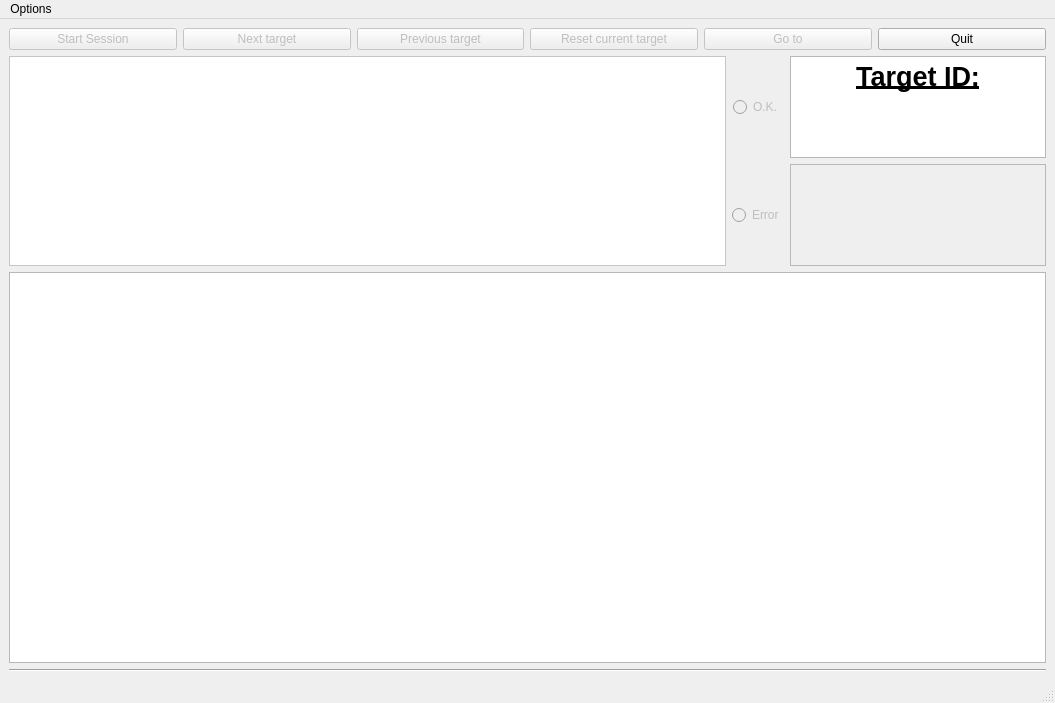
This is wacom_recorder/recorder_ui.ui in drordotan/writracker as Qt 5 draws it before an edit. The edited form follows.
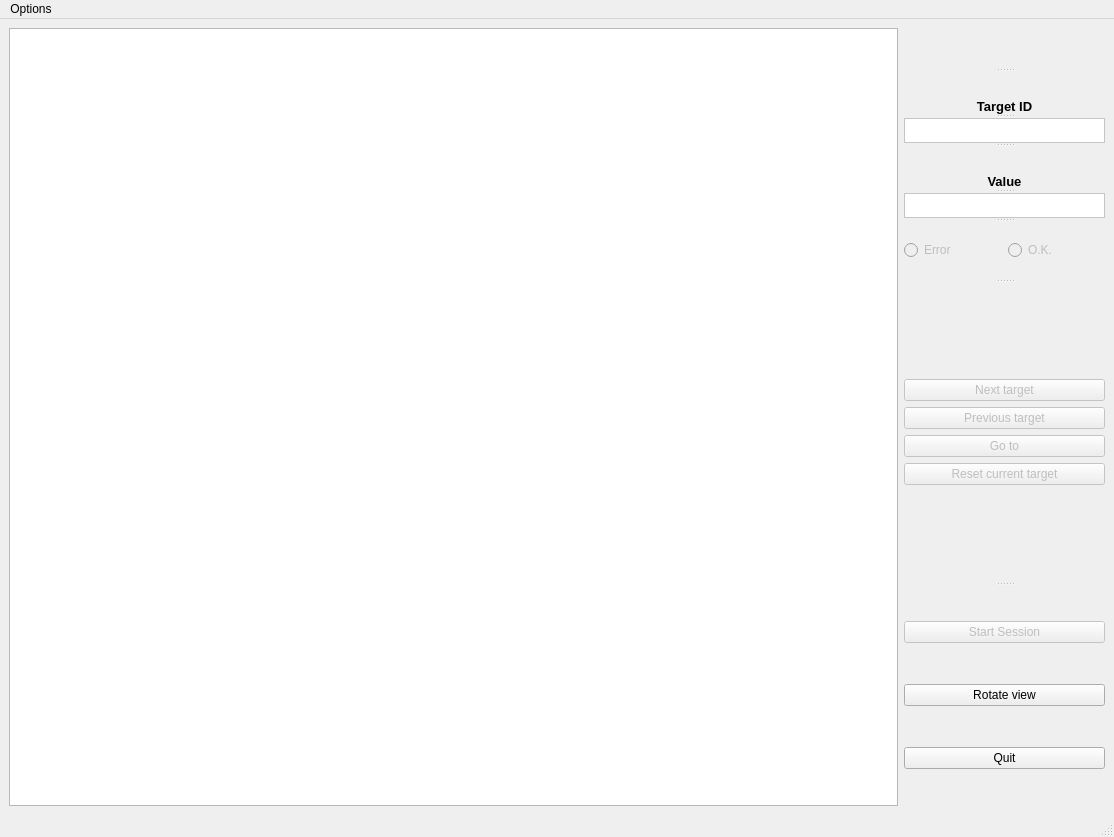
This is the edited form. Icons and pictures are not drawn.

Commit message:
Recorder: redesign UI, add rotate button.
Redesign the UI. Change the layout, make buttons closer, increase tablet
mapping area size.
Add rotate view button, which rotates the QGraphicsView .
Delete comments and junk from code.

Diff of the .ui file:
```diff
--- a/wacom_recorder/recorder_ui.ui
+++ b/wacom_recorder/recorder_ui.ui
@@ -6,8 +6,8 @@
    <rect>
     <x>0</x>
     <y>0</y>
-    <width>1055</width>
-    <height>703</height>
+    <width>1114</width>
+    <height>837</height>
    </rect>
   </property>
   <property name="windowTitle">
@@ -17,185 +17,13 @@
    <bool>false</bool>
   </property>
   <widget class="QWidget" name="centralwidget">
-   <layout class="QGridLayout" name="gridLayout">
-    <item row="3" column="0">
-     <widget class="Line" name="line">
-      <property name="orientation">
-       <enum>Qt::Horizontal</enum>
-      </property>
-     </widget>
-    </item>
-    <item row="0" column="0">
-     <layout class="QHBoxLayout" name="horizontalLayout">
-      <item alignment="Qt::AlignTop">
-       <widget class="QPushButton" name="start_ssn_btn">
-        <property name="enabled">
-         <bool>false</bool>
-        </property>
-        <property name="toolTip">
-         <string>&lt;html&gt;&lt;head/&gt;&lt;body&gt;&lt;p&gt;Starts the session&lt;/p&gt;&lt;/body&gt;&lt;/html&gt;</string>
-        </property>
-        <property name="text">
-         <string>Start Session</string>
-        </property>
-       </widget>
-      </item>
-      <item alignment="Qt::AlignTop">
-       <widget class="QPushButton" name="next_btn">
-        <property name="enabled">
-         <bool>false</bool>
-        </property>
-        <property name="toolTip">
-         <string>Save current trajectory and move to the next target</string>
-        </property>
-        <property name="text">
-         <string>Next target</string>
-        </property>
-       </widget>
-      </item>
-      <item alignment="Qt::AlignTop">
-       <widget class="QPushButton" name="prv_btn">
-        <property name="enabled">
-         <bool>false</bool>
-        </property>
-        <property name="toolTip">
-         <string>Save current trajectory and move to the previous target</string>
-        </property>
-        <property name="text">
-         <string>Previous target</string>
-        </property>
-       </widget>
-      </item>
-      <item alignment="Qt::AlignTop">
-       <widget class="QPushButton" name="reset_btn">
-        <property name="enabled">
-         <bool>false</bool>
-        </property>
-        <property name="toolTip">
-         <string>Discard current trajectory and repeat current target</string>
-        </property>
-        <property name="text">
-         <string>Reset current target</string>
-        </property>
-       </widget>
-      </item>
-      <item alignment="Qt::AlignTop">
-       <widget class="QPushButton" name="goto_btn">
-        <property name="enabled">
-         <bool>false</bool>
-        </property>
-        <property name="toolTip">
-         <string>Choose target from a list and continue from there.</string>
-        </property>
-        <property name="text">
-         <string>Go to</string>
-        </property>
-       </widget>
-      </item>
-      <item alignment="Qt::AlignTop">
-       <widget class="QPushButton" name="quit_btn">
-        <property name="text">
-         <string>Quit</string>
-        </property>
-       </widget>
-      </item>
-     </layout>
-    </item>
-    <item row="1" column="0">
-     <layout class="QHBoxLayout" name="horizontalLayout_4">
-      <item>
-       <widget class="QTextEdit" name="target_textedit">
-        <property name="enabled">
-         <bool>false</bool>
-        </property>
-        <property name="font">
-         <font>
-          <family>MS Shell Dlg 2</family>
-          <pointsize>36</pointsize>
-          <weight>50</weight>
-          <italic>false</italic>
-          <bold>false</bold>
-         </font>
-        </property>
-        <property name="styleSheet">
-         <string notr="true">font: 36pt &quot;MS Shell Dlg 2&quot;;
-background-color: rgb(255, 255, 255);
-border-color: rgb(0, 0, 0);</string>
-        </property>
-       </widget>
-      </item>
-      <item>
-       <layout class="QVBoxLayout" name="verticalLayout_3">
-        <item alignment="Qt::AlignHCenter|Qt::AlignVCenter">
-         <widget class="QRadioButton" name="radiobtn_ok">
-          <property name="enabled">
-           <bool>false</bool>
-          </property>
-          <property name="toolTip">
-           <string>Tag the trajectory for current target as OK.</string>
-          </property>
-          <property name="text">
-           <string>O.K.</string>
-          </property>
-         </widget>
-        </item>
-        <item alignment="Qt::AlignHCenter|Qt::AlignVCenter">
-         <widget class="QRadioButton" name="radiobtn_err">
-          <property name="enabled">
-           <bool>false</bool>
-          </property>
-          <property name="toolTip">
-           <string>Tag the trajectory for current target as error.</string>
-          </property>
-          <property name="text">
-           <string>Error</string>
-          </property>
-         </widget>
-        </item>
-       </layout>
-      </item>
-      <item>
-       <layout class="QVBoxLayout" name="verticalLayout_2">
-        <item alignment="Qt::AlignHCenter">
-         <widget class="QTextEdit" name="targetnum_textedit_text">
-          <property name="font">
-           <font>
-            <underline>true</underline>
-           </font>
-          </property>
-          <property name="html">
-           <string>&lt;!DOCTYPE HTML PUBLIC &quot;-//W3C//DTD HTML 4.0//EN&quot; &quot;http://www.w3.org/TR/REC-html40/strict.dtd&quot;&gt;
-&lt;html&gt;&lt;head&gt;&lt;meta name=&quot;qrichtext&quot; content=&quot;1&quot; /&gt;&lt;style type=&quot;text/css&quot;&gt;
-p, li { white-space: pre-wrap; }
-&lt;/style&gt;&lt;/head&gt;&lt;body style=&quot; font-family:'MS Shell Dlg 2'; font-size:7.8pt; font-weight:400; font-style:normal;&quot;&gt;
-&lt;p align=&quot;center&quot; style=&quot; margin-top:0px; margin-bottom:0px; margin-left:0px; margin-right:0px; -qt-block-indent:0; text-indent:0px;&quot;&gt;&lt;span style=&quot; font-size:20pt; font-weight:600;&quot;&gt;Target ID:&lt;/span&gt;&lt;/p&gt;&lt;/body&gt;&lt;/html&gt;</string>
-          </property>
-         </widget>
-        </item>
-        <item alignment="Qt::AlignHCenter">
-         <widget class="QTextEdit" name="targetnum_textedit_value">
-          <property name="enabled">
-           <bool>false</bool>
-          </property>
-          <property name="font">
-           <font>
-            <pointsize>20</pointsize>
-            <weight>75</weight>
-            <bold>true</bold>
-           </font>
-          </property>
-         </widget>
-        </item>
-       </layout>
-      </item>
-     </layout>
-    </item>
-    <item row="2" column="0">
+   <layout class="QHBoxLayout" name="horizontalLayout">
+    <item>
      <widget class="QGraphicsView" name="tablet_paint_graphicsview">
       <property name="minimumSize">
        <size>
-        <width>0</width>
-        <height>391</height>
+        <width>800</width>
+        <height>600</height>
        </size>
       </property>
       <property name="frameShape">
@@ -236,6 +64,265 @@
       </property>
      </widget>
     </item>
+    <item>
+     <widget class="QSplitter" name="splitter">
+      <property name="orientation">
+       <enum>Qt::Vertical</enum>
+      </property>
+      <widget class="QLabel" name="label_3">
+       <property name="text">
+        <string>&lt;html&gt;&lt;head/&gt;&lt;body&gt;&lt;p&gt;&lt;img src=&quot;img/writracker_logo.png&quot; width=70 height=100/&gt;&lt;/p&gt;&lt;/body&gt;&lt;/html&gt;</string>
+       </property>
+       <property name="alignment">
+        <set>Qt::AlignCenter</set>
+       </property>
+      </widget>
+      <widget class="QLabel" name="label">
+       <property name="font">
+        <font>
+         <pointsize>10</pointsize>
+         <weight>75</weight>
+         <bold>true</bold>
+        </font>
+       </property>
+       <property name="text">
+        <string>Target ID</string>
+       </property>
+       <property name="alignment">
+        <set>Qt::AlignBottom|Qt::AlignHCenter</set>
+       </property>
+      </widget>
+      <widget class="QTextEdit" name="targetnum_textedit_value">
+       <property name="enabled">
+        <bool>false</bool>
+       </property>
+       <property name="maximumSize">
+        <size>
+         <width>201</width>
+         <height>25</height>
+        </size>
+       </property>
+       <property name="font">
+        <font>
+         <family>MS Shell Dlg 2</family>
+         <pointsize>16</pointsize>
+         <weight>50</weight>
+         <italic>false</italic>
+         <bold>false</bold>
+        </font>
+       </property>
+       <property name="styleSheet">
+        <string notr="true">font: 16pt &quot;MS Shell Dlg 2&quot;;
+background-color: rgb(255, 255, 255);
+border-color: rgb(255, 0, 0);</string>
+       </property>
+       <property name="verticalScrollBarPolicy">
+        <enum>Qt::ScrollBarAlwaysOff</enum>
+       </property>
+      </widget>
+      <widget class="QLabel" name="label_2">
+       <property name="font">
+        <font>
+         <pointsize>10</pointsize>
+         <weight>75</weight>
+         <bold>true</bold>
+        </font>
+       </property>
+       <property name="text">
+        <string>Value</string>
+       </property>
+       <property name="alignment">
+        <set>Qt::AlignBottom|Qt::AlignHCenter</set>
+       </property>
+      </widget>
+      <widget class="QTextEdit" name="target_textedit">
+       <property name="enabled">
+        <bool>false</bool>
+       </property>
+       <property name="maximumSize">
+        <size>
+         <width>201</width>
+         <height>25</height>
+        </size>
+       </property>
+       <property name="font">
+        <font>
+         <family>MS Shell Dlg 2</family>
+         <pointsize>16</pointsize>
+         <weight>50</weight>
+         <italic>false</italic>
+         <bold>false</bold>
+        </font>
+       </property>
+       <property name="styleSheet">
+        <string notr="true">font: 16pt &quot;MS Shell Dlg 2&quot;;
+background-color: rgb(255, 255, 255);
+border-color: rgb(255, 0, 0);</string>
+       </property>
+       <property name="verticalScrollBarPolicy">
+        <enum>Qt::ScrollBarAlwaysOff</enum>
+       </property>
+      </widget>
+      <widget class="QWidget" name="horizontalLayoutWidget_3">
+       <layout class="QHBoxLayout" name="horizontalLayout_4">
+        <item>
+         <widget class="QRadioButton" name="radiobtn_err">
+          <property name="enabled">
+           <bool>false</bool>
+          </property>
+          <property name="toolTip">
+           <string>Tag the trajectory for current target as error.</string>
+          </property>
+          <property name="text">
+           <string>Error</string>
+          </property>
+         </widget>
+        </item>
+        <item>
+         <widget class="QRadioButton" name="radiobtn_ok">
+          <property name="enabled">
+           <bool>false</bool>
+          </property>
+          <property name="toolTip">
+           <string>Tag the trajectory for current target as OK.</string>
+          </property>
+          <property name="text">
+           <string>O.K.</string>
+          </property>
+          <property name="icon">
+           <iconset>
+            <normaloff>../../../../Desktop/1928 (1)/check_mark.png</normaloff>../../../../Desktop/1928 (1)/check_mark.png</iconset>
+          </property>
+         </widget>
+        </item>
+       </layout>
+      </widget>
+      <widget class="QWidget" name="verticalLayoutWidget_2">
+       <layout class="QVBoxLayout" name="verticalLayout_7">
+        <item>
+         <layout class="QVBoxLayout" name="verticalLayout_3">
+          <item>
+           <widget class="QPushButton" name="next_btn">
+            <property name="enabled">
+             <bool>false</bool>
+            </property>
+            <property name="toolTip">
+             <string>Save current trajectory and move to the next target</string>
+            </property>
+            <property name="text">
+             <string>Next target</string>
+            </property>
+            <property name="icon">
+             <iconset>
+              <normaloff>img/arrow_next.png</normaloff>img/arrow_next.png</iconset>
+            </property>
+           </widget>
+          </item>
+          <item>
+           <widget class="QPushButton" name="prv_btn">
+            <property name="enabled">
+             <bool>false</bool>
+            </property>
+            <property name="toolTip">
+             <string>Save current trajectory and move to the previous target</string>
+            </property>
+            <property name="text">
+             <string>Previous target</string>
+            </property>
+            <property name="icon">
+             <iconset>
+              <normaloff>img/arrow_back_3.png</normaloff>img/arrow_back_3.png</iconset>
+            </property>
+           </widget>
+          </item>
+          <item>
+           <widget class="QPushButton" name="goto_btn">
+            <property name="enabled">
+             <bool>false</bool>
+            </property>
+            <property name="toolTip">
+             <string>Choose target from a list and continue from there.</string>
+            </property>
+            <property name="text">
+             <string>Go to</string>
+            </property>
+            <property name="icon">
+             <iconset>
+              <normaloff>img/magnifying_glass.png</normaloff>img/magnifying_glass.png</iconset>
+            </property>
+           </widget>
+          </item>
+          <item>
+           <widget class="QPushButton" name="reset_btn">
+            <property name="enabled">
+             <bool>false</bool>
+            </property>
+            <property name="toolTip">
+             <string>Discard current trajectory and repeat current target</string>
+            </property>
+            <property name="text">
+             <string>Reset current target</string>
+            </property>
+            <property name="icon">
+             <iconset>
+              <normaloff>img/trash_can_43.png</normaloff>img/trash_can_43.png</iconset>
+            </property>
+           </widget>
+          </item>
+         </layout>
+        </item>
+       </layout>
+      </widget>
+      <widget class="QWidget" name="verticalLayoutWidget">
+       <layout class="QVBoxLayout" name="verticalLayout_6">
+        <item>
+         <widget class="QPushButton" name="start_ssn_btn">
+          <property name="enabled">
+           <bool>false</bool>
+          </property>
+          <property name="toolTip">
+           <string>&lt;html&gt;&lt;head/&gt;&lt;body&gt;&lt;p&gt;Starts the session&lt;/p&gt;&lt;/body&gt;&lt;/html&gt;</string>
+          </property>
+          <property name="text">
+           <string>Start Session</string>
+          </property>
+          <property name="icon">
+           <iconset>
+            <normaloff>img/folder_arrow.png</normaloff>img/folder_arrow.png</iconset>
+          </property>
+         </widget>
+        </item>
+        <item>
+         <widget class="QPushButton" name="rotate_btn">
+          <property name="enabled">
+           <bool>true</bool>
+          </property>
+          <property name="toolTip">
+           <string>&lt;html&gt;&lt;head/&gt;&lt;body&gt;&lt;p&gt;Starts the session&lt;/p&gt;&lt;/body&gt;&lt;/html&gt;</string>
+          </property>
+          <property name="text">
+           <string>Rotate view</string>
+          </property>
+          <property name="flat">
+           <bool>false</bool>
+          </property>
+         </widget>
+        </item>
+        <item>
+         <widget class="QPushButton" name="quit_btn">
+          <property name="text">
+           <string>Quit</string>
+          </property>
+          <property name="icon">
+           <iconset>
+            <normaloff>img/exclamation_mark.png</normaloff>img/exclamation_mark.png</iconset>
+          </property>
+         </widget>
+        </item>
+       </layout>
+      </widget>
+     </widget>
+    </item>
    </layout>
   </widget>
   <widget class="QMenuBar" name="menubar">
@@ -243,8 +330,8 @@
     <rect>
      <x>0</x>
      <y>0</y>
-     <width>1055</width>
-     <height>26</height>
+     <width>1114</width>
+     <height>21</height>
     </rect>
    </property>
    <widget class="QMenu" name="menuChoose_targets_file">
```
The commit also changes 1 other file.
